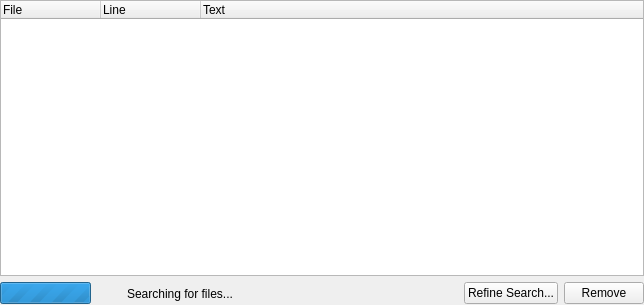
Old version of the form kate/plugins/findinfiles/resultwidget.ui in the repository KDE/kate.
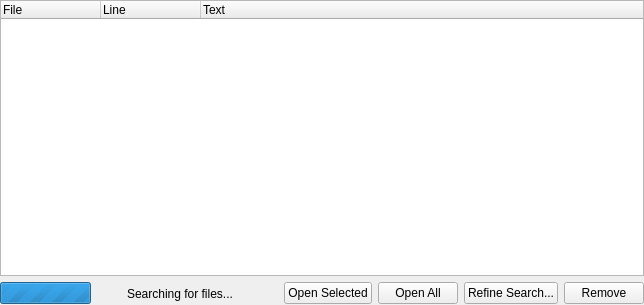
New version of the form. Custom widgets are drawn as their Qt base class.

Commit message: Implement "Open All" and "Open Selected" features in "Find in Files" operation. <http://reviewboard.kde.org/r/3416/> FEATURE: 160574 CCMAIL: avarga71@gmail.com GUI: results widget now allows multi-selection and two buttons "Open All" and "Open Selected" have been added.

Patch:
```diff
--- a/kate/plugins/findinfiles/resultwidget.ui
+++ b/kate/plugins/findinfiles/resultwidget.ui
@@ -105,8 +105,22 @@
       </spacer>
      </item>
      <item>
-      <widget class="KPushButton" name="btnRefine" >
-       <property name="text" >
+      <widget class="KPushButton" name="btnOpenSelected">
+       <property name="text">
+        <string>Open Selected</string>
+       </property>
+      </widget>
+     </item>
+     <item>
+      <widget class="KPushButton" name="btnOpenAll">
+       <property name="text">
+        <string>Open All</string>
+       </property>
+      </widget>
+     </item>
+     <item>
+      <widget class="KPushButton" name="btnRefine">
+       <property name="text">
         <string>Refine Search...</string>
        </property>
       </widget>
```
Left out of the diff: 74 changed lines with no effect on the pictures. The commit also changes 2 other files.
